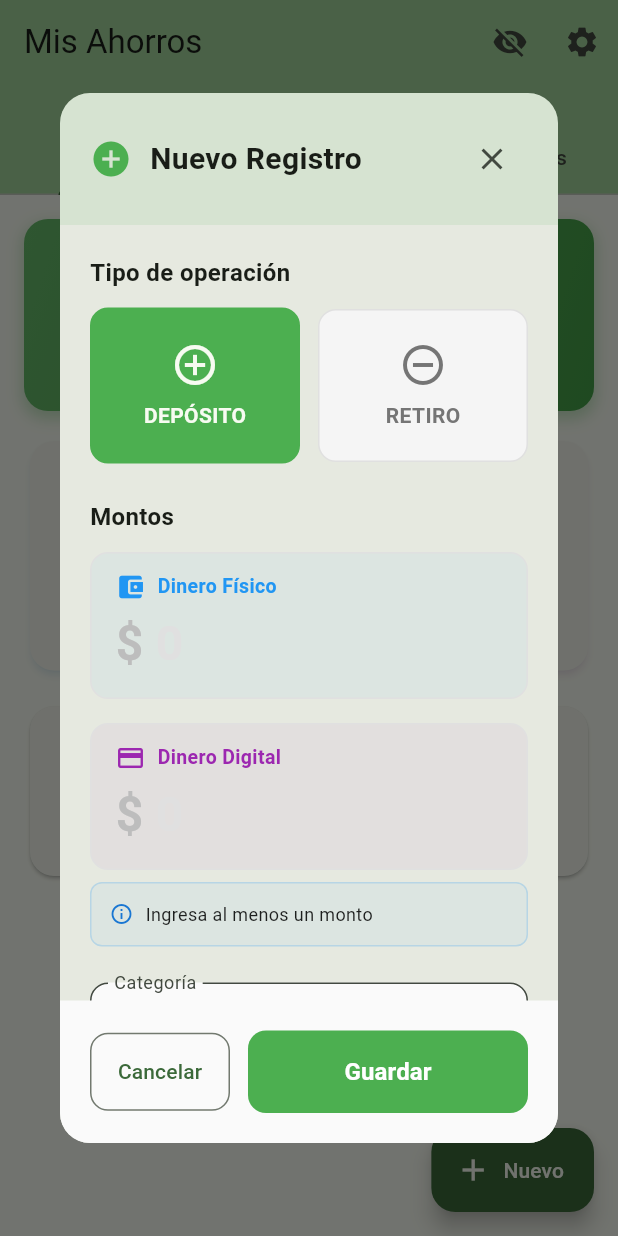
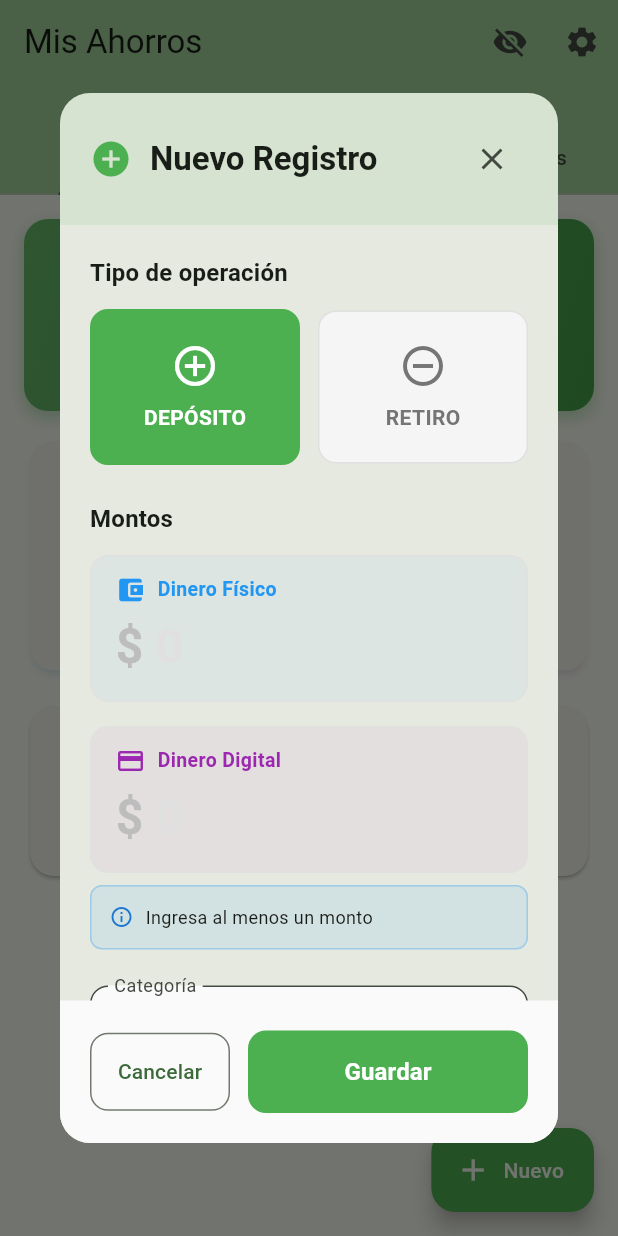
Before and after one commit to Mentitos/finanzaslibre, a Flutter app: the screen it shows after launch, after a tap on the "visibility" icon, after a tap on "Nuevo", on a phone screen of 412 x 824 dp. Run offline on Flutter 3.47's test engine with Material 3 defaults, Android fonts, the phone set to English and light mode, and no system bars; our stand-ins replace local_auth, shared_preferences.

Commit message:
modo oscuro un toque mas extrapolado pero todavia falta pulir todo

```diff
--- a/finanzas/lib/screens/savings_screen.dart
+++ b/finanzas/lib/screens/savings_screen.dart
@@ -352,7 +352,7 @@ class _SavingsScreenState extends State<SavingsScreen>
         onPressed: _showAddRecordDialog,
         icon: const Icon(Icons.add),
         label: const Text('Nuevo'),
-        backgroundColor: Theme.of(context).primaryColor,
+        backgroundColor: Colors.green,
         foregroundColor: Theme.of(context).cardColor,
       ),
     );
--- a/finanzas/lib/widgets/record_dialog.dart
+++ b/finanzas/lib/widgets/record_dialog.dart
@@ -80,7 +80,7 @@ class _RecordDialogState extends State<RecordDialog> {
         child: Column(
           mainAxisSize: MainAxisSize.min,
           children: [
-            _buildHeader(),
+            _buildHeader(context),
             Flexible(
               child: SingleChildScrollView(
                 padding: const EdgeInsets.all(20),
@@ -89,28 +89,28 @@ class _RecordDialogState extends State<RecordDialog> {
                   child: Column(
                     crossAxisAlignment: CrossAxisAlignment.start,
                     children: [
-                      _buildTypeSelector(),
+                      _buildTypeSelector(context),
                       const SizedBox(height: 24),
-                      _buildAmountSection(),
+                      _buildAmountSection(context),
                       const SizedBox(height: 24),
-                      _buildCategorySelector(),
+                      _buildCategorySelector(context),
                       const SizedBox(height: 20),
-                      _buildDescriptionInput(),
+                      _buildDescriptionInput(context),
                       const SizedBox(height: 16),
-                      _buildNotesInput(),
+                      _buildNotesInput(context),
                     ],
                   ),
                 ),
               ),
             ),
-            _buildActionButtons(),
+            _buildActionButtons(context),
           ],
         ),
       ),
     );
   }
 
-  Widget _buildHeader() {
+  Widget _buildHeader(BuildContext context) {
     return Container(
       padding: const EdgeInsets.all(20),
       decoration: BoxDecoration(
@@ -132,8 +132,7 @@ class _RecordDialogState extends State<RecordDialog> {
           Expanded(
             child: Text(
               _isEditing ? 'Editar Registro' : 'Nuevo Registro',
-              style: const TextStyle(
-                fontSize: 20,
+              style: Theme.of(context).textTheme.titleLarge?.copyWith(
                 fontWeight: FontWeight.bold,
               ),
             ),
@@ -147,14 +146,15 @@ class _RecordDialogState extends State<RecordDialog> {
     );
   }
 
-  Widget _buildTypeSelector() {
+  Widget _buildTypeSelector(BuildContext context) {
+    final isDark = Theme.of(context).brightness == Brightness.dark;
+
     return Column(
       crossAxisAlignment: CrossAxisAlignment.start,
       children: [
-        const Text(
+        Text(
           'Tipo de operación',
-          style: TextStyle(
-            fontSize: 16,
+          style: Theme.of(context).textTheme.titleMedium?.copyWith(
             fontWeight: FontWeight.w600,
           ),
         ),
@@ -163,6 +163,7 @@ class _RecordDialogState extends State<RecordDialog> {
           children: [
             Expanded(
               child: _buildTypeOption(
+                context,
                 RecordType.deposit,
                 'DEPÓSITO',
                 Icons.add_circle_outline,
@@ -172,6 +173,7 @@ class _RecordDialogState extends State<RecordDialog> {
             const SizedBox(width: 12),
             Expanded(
               child: _buildTypeOption(
+                context,
                 RecordType.withdrawal,
                 'RETIRO',
                 Icons.remove_circle_outline,
@@ -185,12 +187,17 @@ class _RecordDialogState extends State<RecordDialog> {
   }
 
   Widget _buildTypeOption(
+    BuildContext context,
     RecordType type,
     String label,
     IconData icon,
     Color color,
   ) {
     final isSelected = _selectedType == type;
+    final isDark = Theme.of(context).brightness == Brightness.dark;
+    final unselectedBg = isDark ? Colors.grey[800] : Colors.grey[100];
+    final unselectedBorder = isDark ? Colors.grey[700] : Colors.grey[300];
+    final unselectedColor = isDark ? Colors.grey[400] : Colors.grey[600];
 
     return GestureDetector(
       onTap: () => setState(() => _selectedType = type),
@@ -198,10 +205,10 @@ class _RecordDialogState extends State<RecordDialog> {
         duration: const Duration(milliseconds: 200),
         padding: const EdgeInsets.symmetric(vertical: 20, horizontal: 16),
         decoration: BoxDecoration(
-          color: isSelected ? color : Colors.grey[100],
+          color: isSelected ? color : unselectedBg,
           borderRadius: BorderRadius.circular(12),
           border: Border.all(
-            color: isSelected ? color : Colors.grey[300]!,
+            color: isSelected ? color : unselectedBorder!,
             width: isSelected ? 2 : 1,
           ),
         ),
@@ -209,7 +216,7 @@ class _RecordDialogState extends State<RecordDialog> {
           children: [
             Icon(
               icon,
-              color: isSelected ? Theme.of(context).cardColor : Colors.grey[600],
+              color: isSelected ? Colors.white : unselectedColor,
               size: 32,
             ),
             const SizedBox(height: 8),
@@ -218,7 +225,7 @@ class _RecordDialogState extends State<RecordDialog> {
               style: TextStyle(
                 fontSize: 14,
                 fontWeight: FontWeight.bold,
-                color: isSelected ? Theme.of(context).cardColor : Colors.grey[600],
+                color: isSelected ? Colors.white : unselectedColor,
               ),
             ),
           ],
@@ -227,19 +234,21 @@ class _RecordDialogState extends State<RecordDialog> {
     );
   }
 
-  Widget _buildAmountSection() {
+  Widget _buildAmountSection(BuildContext context) {
+    final textColor = Theme.of(context).textTheme.bodyLarge?.color;
+
     return Column(
       crossAxisAlignment: CrossAxisAlignment.start,
       children: [
-        const Text(
+        Text(
           'Montos',
-          style: TextStyle(
-            fontSize: 16,
+          style: Theme.of(context).textTheme.titleMedium?.copyWith(
             fontWeight: FontWeight.w600,
           ),
         ),
         const SizedBox(height: 12),
         _buildAmountField(
+          context,
           controller: _physicalController,
           label: 'Dinero Físico',
           icon: Icons.account_balance_wallet,
@@ -247,6 +256,7 @@ class _RecordDialogState extends State<RecordDialog> {
         ),
         const SizedBox(height: 16),
         _buildAmountField(
+          context,
           controller: _digitalController,
           label: 'Dinero Digital',
           icon: Icons.credit_card,
@@ -256,18 +266,18 @@ class _RecordDialogState extends State<RecordDialog> {
         Container(
           padding: const EdgeInsets.all(12),
           decoration: BoxDecoration(
-            color: Colors.blue.withOpacity(0.05),
+            color: Colors.blue.withOpacity(0.1),
             borderRadius: BorderRadius.circular(8),
-            border: Border.all(color: Colors.blue.withOpacity(0.2)),
+            border: Border.all(color: Colors.blue.withOpacity(0.3)),
           ),
           child: Row(
             children: [
               Icon(Icons.info_outline, size: 16, color: Colors.blue[700]),
               const SizedBox(width: 8),
-              const Expanded(
+              Expanded(
                 child: Text(
                   'Ingresa al menos un monto',
-                  style: TextStyle(fontSize: 12, color: Colors.black87),
+                  style: TextStyle(fontSize: 12, color: textColor),
                 ),
               ),
             ],
@@ -277,18 +287,22 @@ class _RecordDialogState extends State<RecordDialog> {
     );
   }
 
-  Widget _buildAmountField({
+  Widget _buildAmountField(
+    BuildContext context, {
     required TextEditingController controller,
     required String label,
     required IconData icon,
     required Color color,
   }) {
+    final isDark = Theme.of(context).brightness == Brightness.dark;
+    final borderColor = isDark ? Colors.grey[700] : Colors.grey[300];
+
     return Container(
       decoration: BoxDecoration(
         color: color.withOpacity(0.05),
         borderRadius: BorderRadius.circular(12),
         border: Border.all(
-          color: controller.text.isNotEmpty ? color : Colors.grey[300]!,
+          color: controller.text.isNotEmpty ? color : borderColor!,
           width: controller.text.isNotEmpty ? 2 : 1,
         ),
       ),
@@ -322,7 +336,9 @@ class _RecordDialogState extends State<RecordDialog> {
                   style: TextStyle(
                     fontSize: 32,
                     fontWeight: FontWeight.bold,
-                    color: controller.text.isEmpty ? Colors.grey[400] : color,
+                    color: controller.text.isEmpty
+                        ? (isDark ? Colors.grey[600] : Colors.grey[400])
+                        : color,
                   ),
                 ),
                 const SizedBox(width: 8),
@@ -334,7 +350,7 @@ class _RecordDialogState extends State<RecordDialog> {
                       hintStyle: TextStyle(
                         fontSize: 32,
                         fontWeight: FontWeight.bold,
-                        color: Colors.grey[300],
+                        color: isDark ? Colors.grey[700] : Colors.grey[300],
                       ),
                       border: InputBorder.none,
                       isDense: true,
@@ -353,10 +369,7 @@ class _RecordDialogState extends State<RecordDialog> {
                     validator: (value) {
                       final physical = double.tryParse(_physicalController.text) ?? 0;
                       final digital = double.tryParse(_digitalController.text) ?? 0;
-
-                      if (physical == 0 && digital == 0) {
-                        return '';
-                      }
+                      if (physical == 0 && digital == 0) return '';
                       return null;
                     },
                     onChanged: (value) => setState(() {}),
@@ -375,7 +388,9 @@ class _RecordDialogState extends State<RecordDialog> {
     );
   }
 
-  Widget _buildCategorySelector() {
+  Widget _buildCategorySelector(BuildContext context) {
+    final isDark = Theme.of(context).brightness == Brightness.dark;
+
     return DropdownButtonFormField<String>(
       value: _selectedCategory,
       decoration: InputDecoration(
@@ -385,7 +400,7 @@ class _RecordDialogState extends State<RecordDialog> {
         ),
         prefixIcon: const Icon(Icons.category),
         filled: true,
-        fillColor: Colors.grey[50],
+        fillColor: isDark ? Colors.grey[850] : Colors.grey[50],
       ),
       items: widget.categories.map((category) {
         return DropdownMenuItem(
@@ -411,7 +426,9 @@ class _RecordDialogState extends State<RecordDialog> {
     );
   }
 
-  Widget _buildDescriptionInput() {
+  Widget _buildDescriptionInput(BuildContext context) {
+    final isDark = Theme.of(context).brightness == Brightness.dark;
+
     return TextFormField(
       controller: _descriptionController,
       decoration: InputDecoration(
@@ -422,7 +439,7 @@ class _RecordDialogState extends State<RecordDialog> {
         prefixIcon: const Icon(Icons.description),
         hintText: 'Ej: Ahorro mensual, gastos varios...',
         filled: true,
-        fillColor: Colors.grey[50],
+        fillColor: isDark ? Colors.grey[850] : Colors.grey[50],
       ),
       maxLines: 2,
       maxLength: 100,
@@ -430,7 +447,9 @@ class _RecordDialogState extends State<RecordDialog> {
     );
   }
 
-  Widget _buildNotesInput() {
+  Widget _buildNotesInput(BuildContext context) {
+    final isDark = Theme.of(context).brightness == Brightness.dark;
+
     return TextFormField(
       controller: _notesController,
       decoration: InputDecoration(
@@ -441,7 +460,7 @@ class _RecordDialogState extends State<RecordDialog> {
         prefixIcon: const Icon(Icons.note_add),
         hintText: 'Información extra...',
         filled: true,
-        fillColor: Colors.grey[50],
+        fillColor: isDark ? Colors.grey[850] : Colors.grey[50],
       ),
       maxLines: 3,
       maxLength: 200,
@@ -449,11 +468,13 @@ class _RecordDialogState extends State<RecordDialog> {
     );
   }
 
-  Widget _buildActionButtons() {
+  Widget _buildActionButtons(BuildContext context) {
+    final isDark = Theme.of(context).brightness == Brightness.dark;
+
     return Container(
       padding: const EdgeInsets.all(20),
       decoration: BoxDecoration(
-        color: Colors.grey[50],
+        color: isDark ? Colors.grey[900] : Colors.grey[50],
         borderRadius: const BorderRadius.only(
           bottomLeft: Radius.circular(20),
           bottomRight: Radius.circular(20),
@@ -501,6 +522,7 @@ class _RecordDialogState extends State<RecordDialog> {
                       style: const TextStyle(
                         fontSize: 16,
                         fontWeight: FontWeight.bold,
+                        color: Colors.white,
                       ),
                     ),
             ),
@@ -551,6 +573,6 @@ class _RecordDialogState extends State<RecordDialog> {
   }
 
   Color _getCategoryColor(String category) {
-  return AppConstants.getCategoryColor(category, widget.categoryColors);
+    return AppConstants.getCategoryColor(category, widget.categoryColors);
+  }
 }
-}
```
